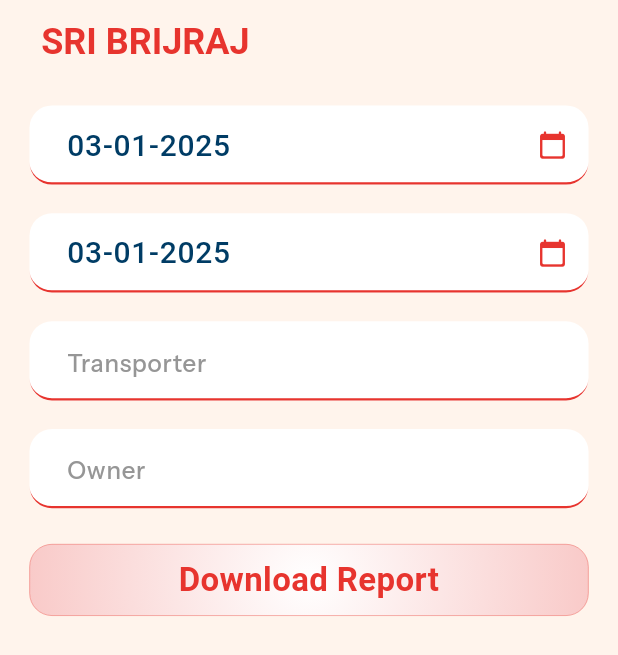
After one commit to mjmehta912/sri_brijraj, a Flutter app: the ReportFilterScreen screen opened directly, after a tap on "Download Report", on a phone screen of 412 x 824 dp. The commit adds this screen. Shown: the top 655 px of the screen. Run offline on Flutter 3.47's test engine with Material 3 defaults, Android fonts, the phone set to English and light mode, and no system bars; our stand-ins replace curved_navigation_bar, flutter_screenutil, flutter_secure_storage, flutter_svg, get, share_plus; missing offline and left inert: flutter_pdfview; accounts and stored records are empty; network calls fail; Roboto replaces fonts that are missing (InstrumentSansBold, InstrumentSansSemiBold); project files that could hold a hidden picture were left out.

Commit message:
made the download report screen

```diff
--- /dev/null
+++ b/lib/features/reports/controllers/reports_controller.dart
@@ -0,0 +1,111 @@
+import 'package:brijraj_app/features/add_entry/models/customer_dm.dart';
+import 'package:brijraj_app/features/add_entry/models/transporter_dm.dart';
+import 'package:brijraj_app/features/add_entry/services/add_entry_service.dart';
+import 'package:brijraj_app/utils/alert_message_utils.dart';
+import 'package:flutter/material.dart';
+import 'package:get/get.dart';
+
+class ReportsController extends GetxController {
+  var isLoading = false.obs;
+
+  var fromDateController = TextEditingController();
+  var toDateController = TextEditingController();
+
+  final customerNameController = TextEditingController();
+  var selectedCustomerCode = ''.obs;
+  var selectedCustomerName = ''.obs;
+  var customers = <CustomerDm>[].obs;
+  var filteredCustomers = <CustomerDm>[].obs;
+
+  final transporterNameController = TextEditingController();
+  var transporters = <TransporterDm>[].obs;
+  var filteredTransporters = <TransporterDm>[].obs;
+  var selectedTransporter = ''.obs;
+
+  Future<void> fetchCustomers({String? pname}) async {
+    try {
+      isLoading.value = true;
+
+      final fetchedCustomers =
+          await AddEntryService.fetchCustomersByName(pname);
+      customers.assignAll(fetchedCustomers);
+
+      if (pname == null || pname.isEmpty) {
+        filteredCustomers.assignAll(customers);
+      } else {
+        filterCustomers(pname);
+      }
+    } catch (e) {
+      showErrorSnackbar(
+        'Failed to load customers',
+        e.toString(),
+      );
+    } finally {
+      isLoading.value = false;
+    }
+  }
+
+  void filterCustomers(String query) {
+    if (query.isEmpty) {
+      filteredCustomers.assignAll(customers);
+    } else {
+      filteredCustomers.value = customers
+          .where(
+            (customer) => customer.pname.toLowerCase().contains(
+                  query.toLowerCase(),
+                ),
+          )
+          .toList();
+    }
+  }
+
+  void setSelectedCustomer(CustomerDm customer) {
+    selectedCustomerName.value = customer.pname;
+    selectedCustomerCode.value = customer.pcode;
+    customerNameController.text = customer.pname;
+    filteredCustomers.clear();
+  }
+
+  Future<void> fetchTransporters({String? tname}) async {
+    try {
+      isLoading.value = true;
+
+      final fetchedTransporters = await AddEntryService.fetchTransporter(tname);
+      transporters.assignAll(fetchedTransporters);
+
+      if (tname == null || tname.isEmpty) {
+        filteredTransporters.assignAll(transporters);
+      } else {
+        filterTransporters(tname);
+      }
+    } catch (e) {
+      showErrorSnackbar(
+        'Failed to load transporters',
+        e.toString(),
+      );
+    } finally {
+      isLoading.value = false;
+    }
+  }
+
+  void filterTransporters(String query) {
+    if (query.isEmpty) {
+      filteredTransporters.assignAll(transporters);
+    } else {
+      filteredTransporters.value = transporters
+          .where(
+            (transporter) => transporter.transporterName.toLowerCase().contains(
+                  query.toLowerCase(),
+                ),
+          )
+          .toList();
+    }
+  }
+
+  void setSelectedTransporter(TransporterDm transporter) {
+    selectedTransporter.value = transporter.transporterName;
+    transporterNameController.text = transporter.transporterName;
+
+    filteredTransporters.clear();
+  }
+}
--- /dev/null
+++ b/lib/features/reports/screens/report_filter_screen.dart
@@ -0,0 +1,197 @@
+import 'package:brijraj_app/constants/color_constants.dart';
+import 'package:brijraj_app/features/reports/controllers/reports_controller.dart';
+
+import 'package:brijraj_app/styles/textstyles.dart';
+import 'package:brijraj_app/utils/text_input_formatters.dart';
+import 'package:brijraj_app/widgets/app_appbar.dart';
+import 'package:brijraj_app/widgets/app_button.dart';
+import 'package:brijraj_app/widgets/app_date_picker_text_form_field.dart';
+import 'package:brijraj_app/widgets/app_loading_overlay.dart';
+import 'package:brijraj_app/widgets/app_paddings.dart';
+import 'package:brijraj_app/widgets/app_size_extensions.dart';
+import 'package:brijraj_app/widgets/app_spacings.dart';
+import 'package:brijraj_app/widgets/app_text_form_field.dart';
+import 'package:flutter/material.dart';
+import 'package:get/get.dart';
+import 'package:intl/intl.dart';
+
+class ReportFilterScreen extends StatefulWidget {
+  const ReportFilterScreen({
+    super.key,
+  });
+
+  @override
+  State<ReportFilterScreen> createState() => _ReportFilterScreenState();
+}
+
+class _ReportFilterScreenState extends State<ReportFilterScreen> {
+  final ReportsController _controller = Get.put(
+    ReportsController(),
+  );
+
+  @override
+  void initState() {
+    super.initState();
+
+    _controller.fromDateController.text = DateFormat('dd-MM-yyyy').format(
+      DateTime.now(),
+    );
+    _controller.toDateController.text = DateFormat('dd-MM-yyyy').format(
+      DateTime.now(),
+    );
+    _controller.fetchCustomers();
+  }
+
+  @override
+  Widget build(BuildContext context) {
+    return Stack(
+      children: [
+        GestureDetector(
+          onTap: () {
+            FocusManager.instance.primaryFocus?.unfocus();
+          },
+          child: Scaffold(
+            resizeToAvoidBottomInset: false,
+            backgroundColor: kColorBackground,
+            appBar: const AppAppbar(),
+            body: Padding(
+              padding: AppPaddings.combined(
+                horizontal: 15.appWidth,
+                vertical: 10.appHeight,
+              ),
+              child: Column(
+                children: [
+                  AppDatePickerTextFormField(
+                    dateController: _controller.fromDateController,
+                    hintText: 'From Date',
+                  ),
+                  AppSpaces.v16,
+                  AppDatePickerTextFormField(
+                    dateController: _controller.toDateController,
+                    hintText: 'To Date',
+                  ),
+                  AppSpaces.v16,
+                  AppTextFormField(
+                    controller: _controller.transporterNameController,
+                    hintText: 'Transporter',
+                    onChanged: (value) {
+                      _controller.fetchTransporters(
+                        tname: value,
+                      );
+                    },
+                    inputFormatters: [
+                      TitleCaseTextInputFormatter(),
+                    ],
+                  ),
+                  Obx(
+                    () {
+                      if (_controller.filteredTransporters.isEmpty ||
+                          _controller.transporterNameController.text.isEmpty) {
+                        return const SizedBox();
+                      } else {
+                        return Container(
+                          height: 0.125.screenHeight,
+                          decoration: BoxDecoration(
+                            color: kColorwhite,
+                            borderRadius: BorderRadius.circular(15),
+                          ),
+                          padding: AppPaddings.p12,
+                          child: ListView.builder(
+                            shrinkWrap: true,
+                            itemCount: _controller.filteredTransporters.length,
+                            itemBuilder: (context, index) {
+                              final transporter =
+                                  _controller.filteredTransporters[index];
+                              return GestureDetector(
+                                onTap: () {
+                                  _controller
+                                      .setSelectedTransporter(transporter);
+                                  _controller.filteredTransporters.clear();
+                                },
+                                child: Text(
+                                  transporter.transporterName,
+                                  style: TextStyles.kSemiBoldInstrumentSans(
+                                    color: kColorPrimary,
+                                  ).copyWith(
+                                    height: 2,
+                                  ),
+                                ),
+                              );
+                            },
+                          ),
+                        );
+                      }
+                    },
+                  ),
+                  AppSpaces.v16,
+                  AppTextFormField(
+                    controller: _controller.customerNameController,
+                    hintText: 'Owner',
+                    onChanged: (value) {
+                      _controller.fetchCustomers(
+                        pname: value,
+                      );
+                    },
+                    inputFormatters: [
+                      TitleCaseTextInputFormatter(),
+                    ],
+                  ),
+                  Obx(
+                    () {
+                      if (_controller.filteredCustomers.isEmpty ||
+                          _controller.customerNameController.text.isEmpty) {
+                        return const SizedBox();
+                      } else {
+                        return Container(
+                          height: 0.125.screenHeight,
+                          decoration: BoxDecoration(
+                            color: kColorwhite,
+                            borderRadius: BorderRadius.circular(15),
+                          ),
+                          padding: AppPaddings.p12,
+                          child: ListView.builder(
+                            shrinkWrap: true,
+                            itemCount: _controller.filteredCustomers.length,
+                            itemBuilder: (context, index) {
+                              final customer =
+                                  _controller.filteredCustomers[index];
+                              return GestureDetector(
+                                onTap: () {
+                                  _controller.setSelectedCustomer(customer);
+                                  _controller.filteredCustomers.clear();
+                                },
+                                child: Text(
+                                  customer.pname,
+                                  style: TextStyles.kSemiBoldInstrumentSans(
+                                    color: kColorPrimary,
+                                  ).copyWith(
+                                    height: 2,
+                                  ),
+                                ),
+                              );
+                            },
+                          ),
+                        );
+                      }
+                    },
+                  ),
+                  AppSpaces.v20,
+                  AppButton(
+                    onTap: () async {},
+                    buttonHeight: 40.appHeight,
+                    title: 'Download Report',
+                  ),
+                ],
+              ),
+            ),
+          ),
+        ),
+        Obx(
+          () => CustomLoadingOverlay(
+            isLoading: _controller.isLoading.value,
+          ),
+        ),
+      ],
+    );
+  }
+}
--- a/pubspec.yaml
+++ b/pubspec.yaml
@@ -44,6 +44,8 @@ dependencies:
   share_plus: ^10.0.2
   flutter_pdfview: ^1.3.2
   path_provider: ^2.1.4
+  excel: ^4.0.6
+
 
 
 dev_dependencies:
```
Also changed, not shown: lib/features/profile/screens/profile_screen.dart (+15 -0 lines), lib/features/reports/services/reports_service.dart (added), pubspec.lock.
